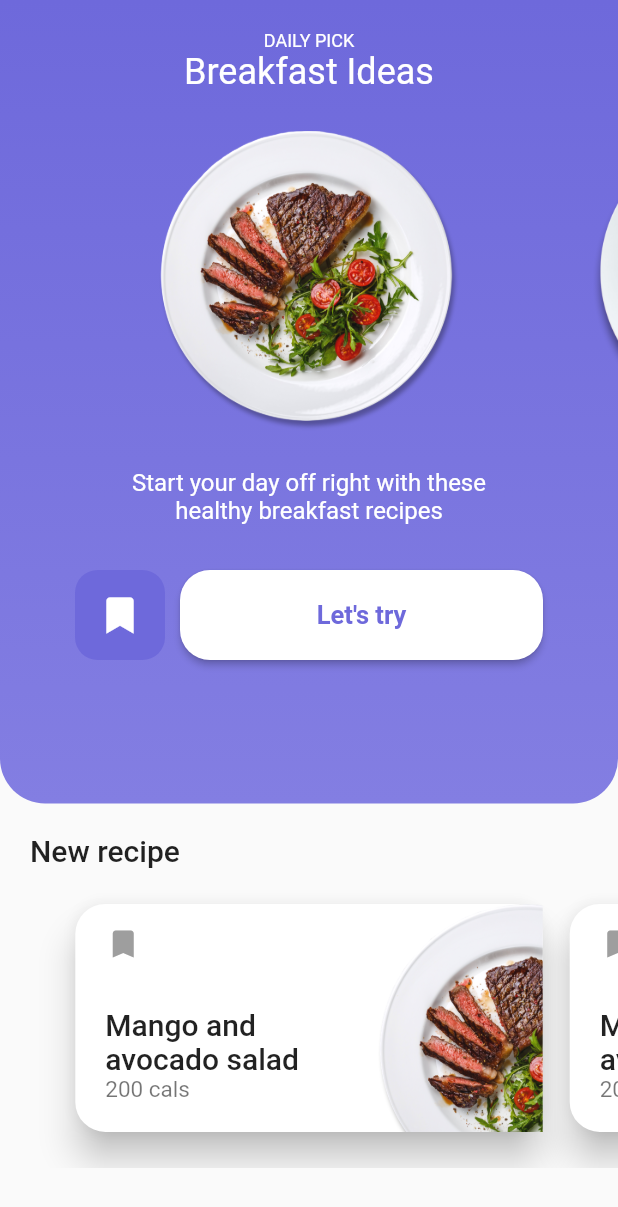
After one commit to marcossevilla/ui-challenges, a Flutter app: the screen it shows after launch, after a tap on "Fitness App", on a phone screen of 412 x 824 dp. The commit adds this screen. Shown: the top 1207 px of the screen. Run offline on Flutter 3.47's test engine with Material 2 defaults, Android fonts, the phone set to English and light mode, and no system bars; our stand-ins replace animate_do, flutter_lorem, flutter_svg, flutter_swiper, font_awesome_flutter.

Commit message:
FitnessApp - Finished home screen

```diff
--- a/lib/main.dart
+++ b/lib/main.dart
@@ -20,27 +20,27 @@ class MyApp extends StatelessWidget {
 class _Home extends StatelessWidget {
   const _Home({Key key}) : super(key: key);
 
+  static Map<String, Widget> pages = {
+    "Food App": FoodApp(),
+    "Charity App": CharityApp(),
+    "Fitness App": FitnessApp(),
+  };
+
   @override
   Widget build(BuildContext context) {
     return Scaffold(
       appBar: AppBar(title: Text('UI Challenges')),
-      body: ListView(
-        children: [
-          ListTile(
-            title: Text('Food App'),
+      body: ListView.builder(
+        itemCount: pages.length,
+        itemBuilder: (context, i) {
+          return ListTile(
+            title: Text(pages.keys.elementAt(i)),
             onTap: () => Navigator.of(context).push(
-              MaterialPageRoute(builder: (_) => FoodApp()),
+              MaterialPageRoute(builder: (_) => pages.values.elementAt(i)),
             ),
             trailing: Icon(Icons.chevron_right),
-          ),
-          ListTile(
-            title: Text('Charity App'),
-            onTap: () => Navigator.of(context).push(
-              MaterialPageRoute(builder: (_) => CharityApp()),
-            ),
-            trailing: Icon(Icons.chevron_right),
-          ),
-        ],
+          );
+        },
       ),
     );
   }
--- a/lib/src/apps.dart
+++ b/lib/src/apps.dart
@@ -1,2 +1,3 @@
+export 'food_app/pages/splash.dart';
 export 'charity_app/pages/explore.dart';
-export 'food_app/pages/splash.dart';
+export 'fitness_app/screens/daily_pick_screen.dart';
--- a/lib/src/charity_app/widgets/cool_drawer.dart
+++ b/lib/src/charity_app/widgets/cool_drawer.dart
@@ -20,7 +20,7 @@ class CustomDrawerState extends State<CustomDrawer>
   // static const double minDragStartEdge = 60;
   // static const double maxDragStartEdge = maxSlide - 16;
   AnimationController _animationController;
-  bool _canBeDragged = false;
+  // bool _canBeDragged = false;
 
   @override
   void initState() {
--- /dev/null
+++ b/lib/src/fitness_app/colors.dart
@@ -0,0 +1,5 @@
+import 'dart:ui';
+
+final lighterPurple = Color.fromRGBO(137, 131, 240, 1.0);
+final lightPurple = Color.fromRGBO(131, 126, 226, 1.0);
+final darkPurple = Color.fromRGBO(110, 105, 219, 1.0);
--- /dev/null
+++ b/lib/src/fitness_app/screens/daily_pick_screen.dart
@@ -0,0 +1,192 @@
+import 'package:flutter/material.dart';
+import 'package:font_awesome_flutter/font_awesome_flutter.dart';
+
+import '../colors.dart';
+import '../widgets/buttons.dart';
+import '../widgets/cards.dart';
+
+class FitnessApp extends StatelessWidget {
+  @override
+  Widget build(BuildContext context) {
+    return Scaffold(
+      body: Column(
+        children: [
+          // upper part
+          _DailyPick(),
+          _NewRecipes(),
+        ],
+      ),
+    );
+  }
+}
+
+class _NewRecipes extends StatelessWidget {
+  const _NewRecipes({Key key}) : super(key: key);
+
+  @override
+  Widget build(BuildContext context) {
+    return Column(
+      crossAxisAlignment: CrossAxisAlignment.start,
+      children: [
+        Container(
+          margin: const EdgeInsets.only(top: 20.0, left: 20.0),
+          width: double.infinity,
+          child: Text(
+            'New recipe',
+            style: Theme.of(context).textTheme.headline6,
+          ),
+        ),
+        _RecipeSlider(),
+      ],
+    );
+  }
+}
+
+class _RecipeSlider extends StatelessWidget {
+  const _RecipeSlider({Key key}) : super(key: key);
+
+  @override
+  Widget build(BuildContext context) {
+    return Container(
+      height: 200,
+      width: double.infinity,
+      child: PageView(
+        controller: PageController(initialPage: 0, viewportFraction: 0.8),
+        children: [
+          for (int i = 0; i < 4; i++) RecipeCard(index: i),
+        ],
+      ),
+    );
+  }
+}
+
+class _DailyPick extends StatelessWidget {
+  const _DailyPick({Key key}) : super(key: key);
+
+  @override
+  Widget build(BuildContext context) {
+    return Container(
+      decoration: BoxDecoration(
+        gradient: LinearGradient(
+          colors: [darkPurple, lightPurple],
+          begin: Alignment.topCenter,
+          end: Alignment.bottomCenter,
+        ),
+        borderRadius: BorderRadius.only(
+          bottomLeft: Radius.circular(30.0),
+          bottomRight: Radius.circular(30.0),
+        ),
+      ),
+      width: double.infinity,
+      height: MediaQuery.of(context).size.height * 0.65,
+      child: SafeArea(
+        child: ListView(
+          children: [
+            SizedBox(height: 20.0),
+            Text(
+              'Daily pick'.toUpperCase(),
+              style: Theme.of(context).textTheme.caption.copyWith(
+                    color: Colors.white,
+                  ),
+              textAlign: TextAlign.center,
+            ),
+            Text(
+              'Breakfast Ideas',
+              style: Theme.of(context).textTheme.headline5.copyWith(
+                    color: Colors.white,
+                  ),
+              textAlign: TextAlign.center,
+            ),
+            _MealSlider(),
+            Text(
+              'Start your day off right with these\nhealthy breakfast recipes',
+              style: Theme.of(context)
+                  .textTheme
+                  .subtitle1
+                  .copyWith(color: Colors.white),
+              textAlign: TextAlign.center,
+            ),
+            SizedBox(height: 30.0),
+            _Buttons(),
+          ],
+        ),
+      ),
+    );
+  }
+}
+
+class _Buttons extends StatelessWidget {
+  const _Buttons({Key key}) : super(key: key);
+
+  @override
+  Widget build(BuildContext context) {
+    return Container(
+      alignment: Alignment.center,
+      margin: const EdgeInsets.symmetric(horizontal: 50.0),
+      width: 300,
+      height: 60.0,
+      child: Row(
+        mainAxisAlignment: MainAxisAlignment.center,
+        children: [
+          SmallButton(
+            backgroundColor: darkPurple,
+            icon: FontAwesomeIcons.solidBookmark,
+            iconColor: Colors.white,
+          ),
+          Expanded(
+            child: Container(
+              margin: const EdgeInsets.only(left: 10.0),
+              height: 70,
+              child: LargeButton(
+                textColor: darkPurple,
+                label: 'Let\'s try',
+                backgroundColor: Colors.white,
+              ),
+            ),
+          ),
+        ],
+      ),
+    );
+  }
+}
+
+class _MealSlider extends StatefulWidget {
+  const _MealSlider({Key key}) : super(key: key);
+
+  @override
+  __MealSliderState createState() => __MealSliderState();
+}
+
+class __MealSliderState extends State<_MealSlider> {
+  PageController _controller;
+
+  @override
+  void initState() {
+    _controller = PageController(
+      viewportFraction: 0.7,
+      initialPage: 0,
+    );
+    super.initState();
+  }
+
+  @override
+  Widget build(BuildContext context) {
+    return Container(
+      margin: const EdgeInsets.symmetric(vertical: 25.0),
+      height: 200,
+      width: double.infinity,
+      child: PageView(
+        controller: _controller,
+        physics: BouncingScrollPhysics(),
+        children: [
+          for (int i = 0; i < 4; i++)
+            Container(
+              child: Image.asset('assets/fitness_app/meal-$i.png'),
+              height: 100,
+              width: 100,
+            ),
+        ],
+      ),
+    );
+  }
+}
--- /dev/null
+++ b/lib/src/fitness_app/widgets/buttons.dart
@@ -0,0 +1,65 @@
+import 'package:flutter/material.dart';
+
+class SmallButton extends StatelessWidget {
+  final IconData icon;
+  final Color iconColor;
+  final Color backgroundColor;
+
+  const SmallButton({
+    Key key,
+    this.backgroundColor,
+    this.iconColor,
+    this.icon,
+  }) : super(key: key);
+
+  @override
+  Widget build(BuildContext context) {
+    return GestureDetector(
+      onTap: () {},
+      child: Container(
+        height: 60,
+        width: 60,
+        child: Icon(
+          this.icon,
+          color: this.iconColor,
+        ),
+        decoration: BoxDecoration(
+          color: this.backgroundColor,
+          borderRadius: BorderRadius.circular(15.0),
+        ),
+      ),
+    );
+  }
+}
+
+class LargeButton extends StatelessWidget {
+  final String label;
+  final Color textColor;
+  final Color backgroundColor;
+
+  const LargeButton({
+    Key key,
+    this.backgroundColor,
+    this.textColor,
+    this.label,
+  }) : super(key: key);
+
+  @override
+  Widget build(BuildContext context) {
+    return RaisedButton(
+      child: Text(
+        label,
+        style: TextStyle(
+          color: this.textColor,
+          fontWeight: FontWeight.bold,
+          fontSize: 17.0,
+        ),
+      ),
+      color: this.backgroundColor,
+      onPressed: () {},
+      shape: RoundedRectangleBorder(
+        borderRadius: BorderRadius.circular(20.0),
+      ),
+    );
+  }
+}
--- /dev/null
+++ b/lib/src/fitness_app/widgets/cards.dart
@@ -0,0 +1,72 @@
+import 'package:flutter/material.dart';
+
+class RecipeCard extends StatelessWidget {
+  const RecipeCard({Key key, this.index}) : super(key: key);
+
+  final int index;
+
+  @override
+  Widget build(BuildContext context) {
+    return Container(
+      padding: const EdgeInsets.symmetric(
+        horizontal: 5.0,
+        vertical: 20.0,
+      ),
+      child: Card(
+        elevation: 10.0,
+        shape: RoundedRectangleBorder(
+          borderRadius: BorderRadius.circular(20.0),
+        ),
+        child: ClipRRect(
+          child: Container(
+            child: Stack(
+              children: [
+                Positioned(
+                  left: 20.0,
+                  top: 15.0,
+                  child: _RecipeData(),
+                ),
+                Positioned(
+                  right: -90,
+                  child: Container(
+                    height: 200,
+                    width: 200,
+                    child: Image.asset('assets/fitness_app/meal-$index.png'),
+                  ),
+                )
+              ],
+            ),
+          ),
+        ),
+      ),
+    );
+  }
+}
+
+class _RecipeData extends StatelessWidget {
+  const _RecipeData({
+    Key key,
+  }) : super(key: key);
+
+  @override
+  Widget build(BuildContext context) {
+    return Column(
+      crossAxisAlignment: CrossAxisAlignment.start,
+      children: [
+        Icon(Icons.bookmark, color: Colors.grey),
+        SizedBox(height: 30.0),
+        Container(
+          width: 170,
+          child: Text(
+            'Mango and avocado salad',
+            style: Theme.of(context).textTheme.headline6,
+          ),
+        ),
+        Text(
+          '200 cals',
+          style: Theme.of(context).textTheme.caption.copyWith(fontSize: 15.0),
+        ),
+      ],
+    );
+  }
+}
--- a/pubspec.yaml
+++ b/pubspec.yaml
@@ -55,6 +55,7 @@ flutter:
   assets:
     - assets/food_app/
     - assets/charity_app/
+    - assets/fitness_app/
 
   # An image asset can refer to one or more resolution-specific "variants", see
   # https://flutter.dev/assets-and-images/#resolution-aware.
```
Also changed, not shown: assets/fitness_app/meal-0.png (added), assets/fitness_app/meal-1.png (added), assets/fitness_app/meal-2.png (added), assets/fitness_app/meal-3.png (added), assets/fitness_app/pancakes.jpg (added), lib/src/fitness_app/screens/journal_screen.dart (added), lib/src/fitness_app/screens/lunch_detail_screen.dart (added), lib/src/fitness_app/screens/nutrition_screen.dart (added).
